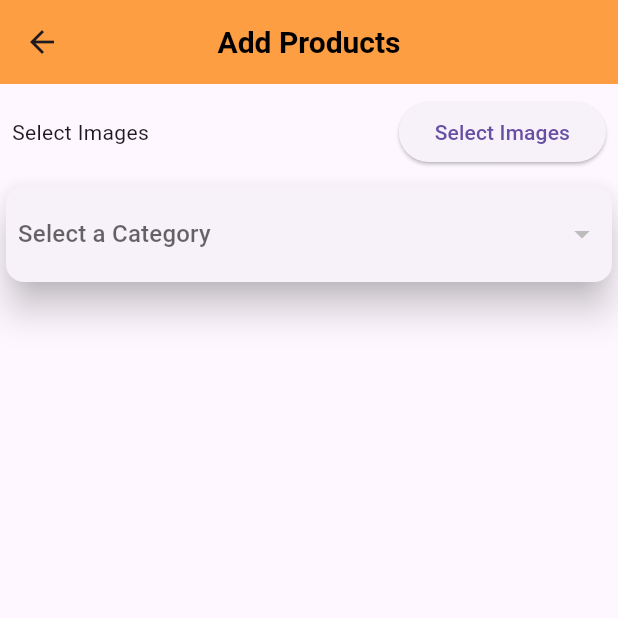
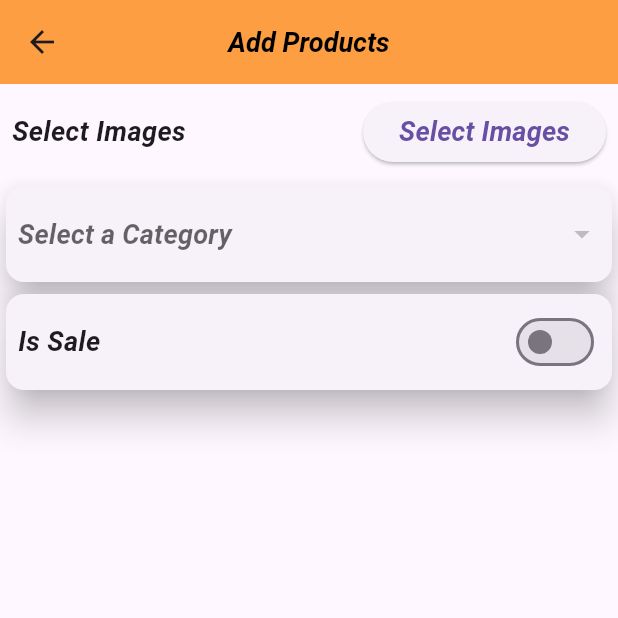
Before and after one commit to Anik-Adnan/BiswasShopAdminPanel, a Flutter app: the AddProductScreen screen opened directly, on a phone screen of 412 x 824 dp, the top half of it. Run offline on Flutter 3.47's test engine with Material 3 defaults, Android fonts, the phone set to English and light mode, and no system bars; our stand-ins replace cached_network_image, cloud_firestore, device_info_plus, firebase_core, firebase_storage, flutter_easyloading and 3 more; accounts and stored records are empty.

Commit message:
getBuilder isSale controller added

```diff
--- a/biswas_shop_admin_panel/lib/controllers/isSale_controller.dart
+++ b/biswas_shop_admin_panel/lib/controllers/isSale_controller.dart
@@ -5,7 +5,7 @@ import 'package:get/get_state_manager/get_state_manager.dart';
 class IsSaleController extends GetxController{
   RxBool isSale = false.obs;
 
-  void toogleIsSale(bool value){
+  void toggleIsSale(bool value){
     isSale.value = value;
     update();
   }
--- a/biswas_shop_admin_panel/lib/screens/add_product_screen.dart
+++ b/biswas_shop_admin_panel/lib/screens/add_product_screen.dart
@@ -4,6 +4,7 @@
 import 'dart:io';
 
 import 'package:biswas_shop_admin_panel/controllers/category_dropdown_controller.dart';
+import 'package:biswas_shop_admin_panel/controllers/isSale_controller.dart';
 import 'package:biswas_shop_admin_panel/controllers/product_images_controller.dart';
 import 'package:biswas_shop_admin_panel/controllers/count_all_products_controller.dart';
 import 'package:biswas_shop_admin_panel/model/product-model.dart';
@@ -21,8 +22,7 @@ class AddProductScreen extends StatelessWidget {
   ProductImagesController addProductImagesController = Get.put(ProductImagesController());
 
   CategoryDropDownController categoryDropDownController = Get.put(CategoryDropDownController());
-  //
-  // IsSaleController isSaleController = Get.put(IsSaleController());
+  IsSaleController isSaleController = Get.put(IsSaleController());
 
   TextEditingController productNameController = TextEditingController();
   TextEditingController salePriceController = TextEditingController();
@@ -34,7 +34,7 @@ class AddProductScreen extends StatelessWidget {
   Widget build(BuildContext context) {
     return Scaffold(
       appBar: AppBar(
-        title: const Text("Add Products"),
+        title: const Text("Add Products",style: TextStyle(fontWeight: FontWeight.bold,fontStyle: FontStyle.italic,fontSize: 18.0 )),
         backgroundColor: AppConstant.appMainColor,
       ),
       body: SingleChildScrollView(
@@ -47,12 +47,12 @@ class AddProductScreen extends StatelessWidget {
                 child: Row(
                   mainAxisAlignment: MainAxisAlignment.spaceBetween,
                   children: [
-                    Text("Select Images"),
+                    Text("Select Images",style: TextStyle(fontWeight: FontWeight.bold,fontStyle: FontStyle.italic,fontSize: 18.0 )),
                     ElevatedButton(
                         onPressed: (){
                           addProductImagesController.showImagesPickerDialog();
                         },
-                        child: Text("Select Images"),),
+                        child: Text("Select Images",style: TextStyle(fontWeight: FontWeight.bold,fontStyle: FontStyle.italic,fontSize: 18.0 )),),
                   ],
                 ),
               ),
@@ -114,7 +114,34 @@ class AddProductScreen extends StatelessWidget {
                       : SizedBox.shrink();
                 },
               ),
+
+              // drop down widget
               DropDownCategoryWidget(),
+              //isSale
+              GetBuilder<IsSaleController>(
+                init: IsSaleController(),
+                builder: (isSaleController) {
+                  return Card(
+                    elevation: 10,
+                    child: Padding(
+                      padding: EdgeInsets.all(8.0),
+                      child: Row(
+                        mainAxisAlignment: MainAxisAlignment.spaceBetween,
+                        children: [
+                          Text("Is Sale",style: TextStyle(fontWeight: FontWeight.bold,fontStyle: FontStyle.italic,fontSize: 18.0 ),),
+                          Switch(
+                            value: isSaleController.isSale.value,
+                            activeColor: AppConstant.appSecondaryColor,
+                            onChanged: (value) {
+                              isSaleController.toggleIsSale(value);
+                            },
+                          )
+                        ],
+                      ),
+                    ),
+                  );
+                },
+              ),
             ],
           ),
         ),
--- a/biswas_shop_admin_panel/lib/widgets/dropdown_category_widget.dart
+++ b/biswas_shop_admin_panel/lib/widgets/dropdown_category_widget.dart
@@ -51,9 +51,7 @@ class DropDownCategoryWidget extends StatelessWidget{
                           categoryDropDownController.setSelectedCategoryName(categoryName);
                           // print(categoryName);
                          },
-                      hint:  Text(
-                        'Select a Category',
-                      ),
+                      hint:  Text('Select a Category',style: TextStyle(fontWeight: FontWeight.bold,fontStyle: FontStyle.italic,fontSize: 18.0 )),
                       isExpanded: true,
                       elevation: 10,
                       underline: const SizedBox.shrink(),
```
